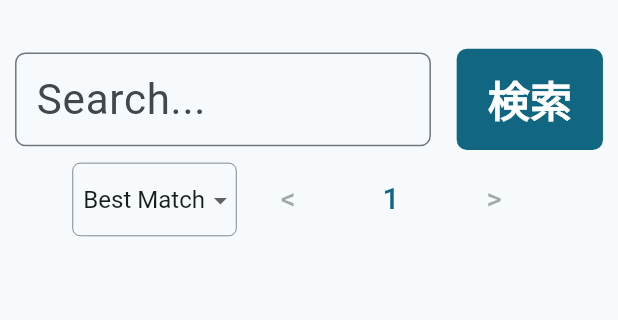
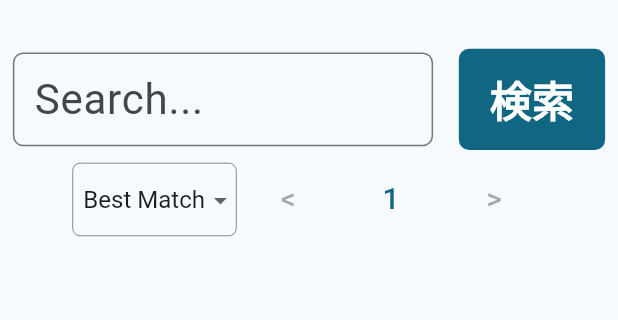
Before and after one commit to okt4hei/search_github_repository, a Flutter app: the Result screen opened directly, on a phone screen of 412 x 824 dp, the part 80-400 px from its top. Run offline on Flutter 3.47's test engine with Material 3 defaults, Android fonts, the phone set to English and light mode, and no system bars; our stand-ins replace flutter_screenutil; missing offline and left inert: widgetbook, widgetbook_annotation.

Commit message:
横画面に対応

```diff
--- a/lib/ui/atoms/appbar_button.dart
+++ b/lib/ui/atoms/appbar_button.dart
@@ -1,5 +1,5 @@
 import 'package:flutter/material.dart';
-import 'package:flutter_screenutil/flutter_screenutil.dart';
+import 'package:search_github_repository/ui/custom_size_extension.dart';
 import 'package:widgetbook/widgetbook.dart';
 import 'package:widgetbook_annotation/widgetbook_annotation.dart' as widgetbook;
 
--- a/lib/ui/atoms/github_account_icon.dart
+++ b/lib/ui/atoms/github_account_icon.dart
@@ -1,5 +1,5 @@
 import 'package:flutter/material.dart';
-import 'package:flutter_screenutil/flutter_screenutil.dart';
+import 'package:search_github_repository/ui/custom_size_extension.dart';
 import 'package:widgetbook/widgetbook.dart';
 import 'package:widgetbook_annotation/widgetbook_annotation.dart' as widgetbook;
 
--- a/lib/ui/atoms/github_info_icon.dart
+++ b/lib/ui/atoms/github_info_icon.dart
@@ -1,5 +1,5 @@
 import 'package:flutter/material.dart';
-import 'package:flutter_screenutil/flutter_screenutil.dart';
+import 'package:search_github_repository/ui/custom_size_extension.dart';
 import 'package:widgetbook/widgetbook.dart';
 import 'package:widgetbook_annotation/widgetbook_annotation.dart' as widgetbook;
 
--- a/lib/ui/atoms/pagination.dart
+++ b/lib/ui/atoms/pagination.dart
@@ -1,5 +1,5 @@
 import 'package:flutter/material.dart';
-import 'package:flutter_screenutil/flutter_screenutil.dart';
+import 'package:search_github_repository/ui/custom_size_extension.dart';
 import 'package:widgetbook/widgetbook.dart';
 import 'package:widgetbook_annotation/widgetbook_annotation.dart' as widgetbook;
 
--- a/lib/ui/atoms/search_box.dart
+++ b/lib/ui/atoms/search_box.dart
@@ -1,5 +1,5 @@
 import 'package:flutter/material.dart';
-import 'package:flutter_screenutil/flutter_screenutil.dart';
+import 'package:search_github_repository/ui/custom_size_extension.dart';
 import 'package:widgetbook_annotation/widgetbook_annotation.dart' as widgetbook;
 
 class SearchBox extends StatelessWidget {
--- a/lib/ui/atoms/search_button.dart
+++ b/lib/ui/atoms/search_button.dart
@@ -1,5 +1,5 @@
 import 'package:flutter/material.dart';
-import 'package:flutter_screenutil/flutter_screenutil.dart';
+import 'package:search_github_repository/ui/custom_size_extension.dart';
 import 'package:widgetbook/widgetbook.dart';
 import 'package:widgetbook_annotation/widgetbook_annotation.dart' as widgetbook;
 
--- a/lib/ui/atoms/select.dart
+++ b/lib/ui/atoms/select.dart
@@ -1,7 +1,7 @@
 import 'dart:math';
 
 import 'package:flutter/material.dart';
-import 'package:flutter_screenutil/flutter_screenutil.dart';
+import 'package:search_github_repository/ui/custom_size_extension.dart';
 import 'package:widgetbook_annotation/widgetbook_annotation.dart' as widgetbook;
 
 class Select extends StatefulWidget {
--- a/lib/ui/molecules/repository_card.dart
+++ b/lib/ui/molecules/repository_card.dart
@@ -1,5 +1,5 @@
 import 'package:flutter/material.dart';
-import 'package:flutter_screenutil/flutter_screenutil.dart';
+import 'package:search_github_repository/ui/custom_size_extension.dart';
 import 'package:search_github_repository/model/repository.dart';
 import 'package:search_github_repository/ui/atoms/github_account_icon.dart';
 import 'package:search_github_repository/ui/atoms/github_info_icon.dart';
--- a/lib/ui/molecules/repository_detail.dart
+++ b/lib/ui/molecules/repository_detail.dart
@@ -1,5 +1,5 @@
 import 'package:flutter/material.dart';
-import 'package:flutter_screenutil/flutter_screenutil.dart';
+import 'package:search_github_repository/ui/custom_size_extension.dart';
 import 'package:search_github_repository/model/repository.dart';
 import 'package:search_github_repository/ui/atoms/github_account_icon.dart';
 import 'package:search_github_repository/ui/atoms/github_info_icon.dart';
--- a/lib/ui/molecules/search.dart
+++ b/lib/ui/molecules/search.dart
@@ -1,5 +1,5 @@
 import 'package:flutter/material.dart';
-import 'package:flutter_screenutil/flutter_screenutil.dart';
+import 'package:search_github_repository/ui/custom_size_extension.dart';
 import 'package:search_github_repository/ui/atoms/search_box.dart';
 import 'package:search_github_repository/ui/atoms/search_button.dart';
 import 'package:widgetbook/widgetbook.dart';
--- a/lib/ui/molecules/sort.dart
+++ b/lib/ui/molecules/sort.dart
@@ -1,5 +1,5 @@
 import 'package:flutter/material.dart';
-import 'package:flutter_screenutil/flutter_screenutil.dart';
+import 'package:search_github_repository/ui/custom_size_extension.dart';
 import 'package:search_github_repository/ui/atoms/select.dart';
 import 'package:widgetbook_annotation/widgetbook_annotation.dart' as widgetbook;
 
--- a/lib/ui/organisms/detail_modal.dart
+++ b/lib/ui/organisms/detail_modal.dart
@@ -1,5 +1,5 @@
 import 'package:flutter/material.dart';
-import 'package:flutter_screenutil/flutter_screenutil.dart';
+import 'package:search_github_repository/ui/custom_size_extension.dart';
 import 'package:search_github_repository/model/repository.dart';
 import 'package:search_github_repository/ui/atoms/search_button.dart';
 import 'package:search_github_repository/ui/molecules/repository_card.dart';
--- a/lib/ui/organisms/search_options.dart
+++ b/lib/ui/organisms/search_options.dart
@@ -1,11 +1,11 @@
 import 'dart:async';
 
 import 'package:flutter/material.dart';
-import 'package:flutter_screenutil/flutter_screenutil.dart';
 import 'package:search_github_repository/constants/sort_options.dart';
 import 'package:search_github_repository/model/query_options.dart';
 import 'package:search_github_repository/model/search_result.dart';
 import 'package:search_github_repository/ui/atoms/pagination.dart';
+import 'package:search_github_repository/ui/custom_size_extension.dart';
 import 'package:search_github_repository/ui/molecules/search.dart';
 import 'package:search_github_repository/ui/molecules/sort.dart';
 import 'package:widgetbook_annotation/widgetbook_annotation.dart' as widgetbook;
--- a/lib/ui/pages/result.dart
+++ b/lib/ui/pages/result.dart
@@ -1,5 +1,5 @@
 import 'package:flutter/material.dart';
-import 'package:flutter_screenutil/flutter_screenutil.dart';
+import 'package:search_github_repository/ui/custom_size_extension.dart';
 import 'package:search_github_repository/constants/sort_options.dart';
 import 'package:search_github_repository/model/query_options.dart';
 import 'package:search_github_repository/model/search_result.dart';
@@ -156,7 +156,7 @@ class ResultState extends State<Result> {
         ],
       ),
       body: Padding(
-        padding: EdgeInsets.symmetric(vertical: 20.h, horizontal: 10.w),
+        padding: EdgeInsets.symmetric(vertical: 20.r, horizontal: 10.r),
         child: Column(
           children: [
             SearchOptions(
--- a/lib/ui/pages/top.dart
+++ b/lib/ui/pages/top.dart
@@ -1,5 +1,5 @@
 import 'package:flutter/material.dart';
-import 'package:flutter_screenutil/flutter_screenutil.dart';
+import 'package:search_github_repository/ui/custom_size_extension.dart';
 import 'package:search_github_repository/model/query_options.dart';
 import 'package:search_github_repository/ui/molecules/search.dart';
 import 'package:search_github_repository/ui/pages/result.dart';
@@ -49,7 +49,7 @@ class TopState extends State<Top> {
       body: Center(
         child: SingleChildScrollView(
           child: Padding(
-            padding: EdgeInsets.symmetric(horizontal: 16.r),
+            padding: EdgeInsets.symmetric(horizontal: 16.r, vertical: 32.r),
             child: Column(
               children: [
                 Image.asset(githubImagePath, width: 200.r),
```
Also changed, not shown: lib/ui/custom_size_extension.dart (added, +12 -0 lines).
